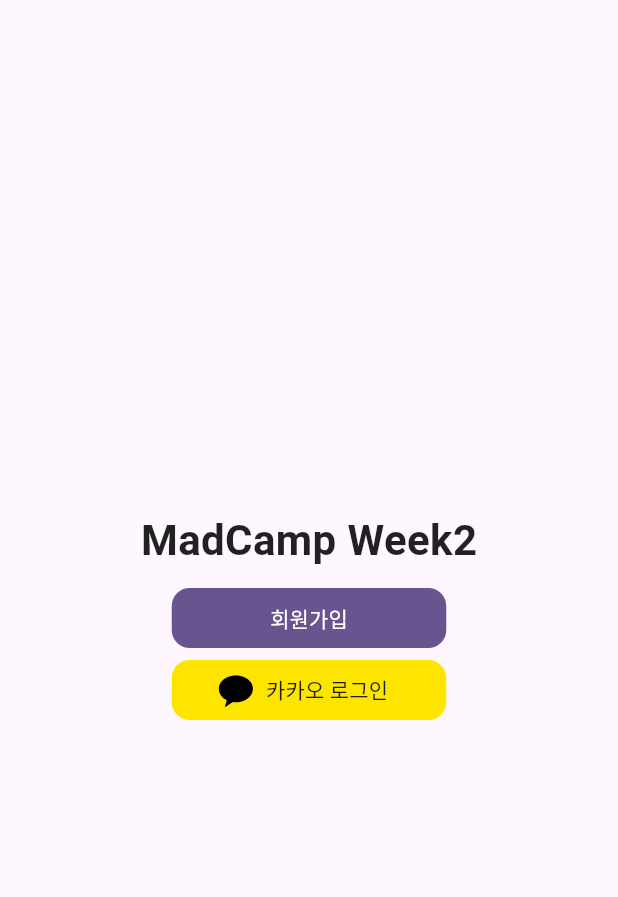
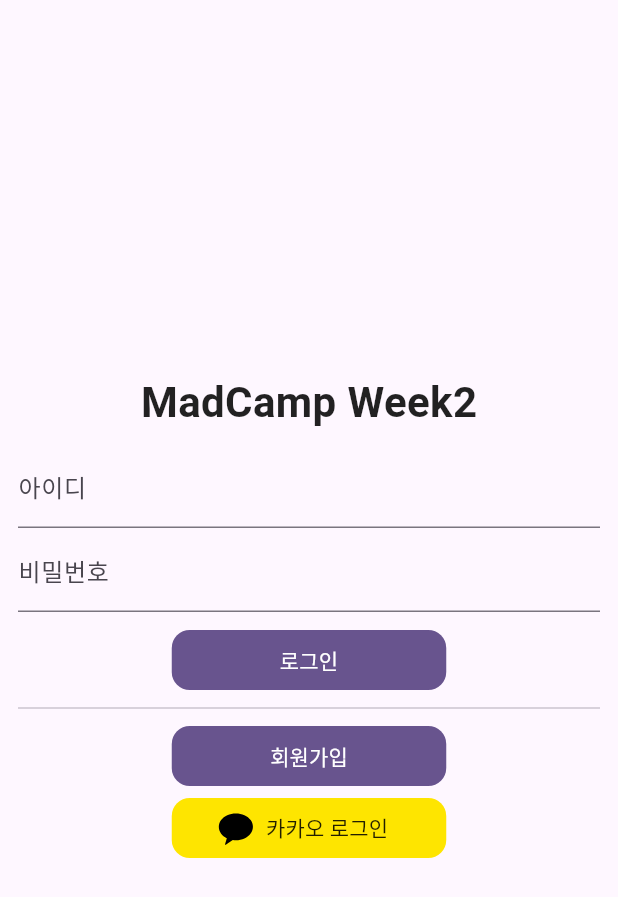
Before and after one commit to sanananan3/madweek2, a Flutter app: the screen it shows after launch, on a phone screen of 412 x 824 dp. Shown: the top 897 px of the screen. Run offline on Flutter 3.47's test engine with Material 3 defaults, Android fonts, the light colour scheme and no system bars; our stand-ins replace dio, flutter_dotenv, flutter_svg, google_fonts, retrofit; missing offline and left inert: kakao_flutter_sdk_user; generated files the repository leaves out were written again.

Commit message:
Implement login screen.

```diff
--- a/lib/main.dart
+++ b/lib/main.dart
@@ -1,4 +1,5 @@
 import 'package:flutter/material.dart';
+import 'package:flutter_dotenv/flutter_dotenv.dart';
 import 'package:google_fonts/google_fonts.dart';
 import 'package:kakao_flutter_sdk_user/kakao_flutter_sdk_user.dart';
 import 'package:madcamp_week2/models/user_data.dart';
@@ -7,7 +8,9 @@
 Future<void> main() async {
   WidgetsFlutterBinding.ensureInitialized();
 
-  KakaoSdk.init(nativeAppKey: 'ff40012eb08456c0dae539112ecd7297');
+  await dotenv.load();
+
+  KakaoSdk.init(nativeAppKey: dotenv.env['KAKAO_NATIVE_KEY']);
 
   runApp(const MyApp());
 }
--- a/lib/screens/login_screen.dart
+++ b/lib/screens/login_screen.dart
@@ -6,13 +6,27 @@
 import 'package:madcamp_week2/screens/register_screen.dart';
 import 'package:madcamp_week2/widgets/kakao_login_button.dart';
 
-class LoginScreen extends StatelessWidget {
+class LoginScreen extends StatefulWidget {
   const LoginScreen({super.key});
+
+  @override
+  State<LoginScreen> createState() => _LoginScreenState();
+}
+
+class _LoginScreenState extends State<LoginScreen> {
+  final _formKey = GlobalKey<FormState>();
+
+  String _id = '';
+  String _pw = '';
 
   @override
   Widget build(BuildContext context) {
     return Scaffold(
       body: Center(
+        child: SingleChildScrollView(
+          padding: const EdgeInsets.all(12),
+          child: Form(
+            key: _formKey,
             child: Column(
               mainAxisAlignment: MainAxisAlignment.center,
               children: [
@@ -24,6 +38,52 @@
                   ),
                 ),
                 const SizedBox(height: 8),
+                TextFormField(
+                  decoration: const InputDecoration(
+                    labelText: '아이디',
+                  ),
+                  validator: (value) {
+                    if (value == null || value.isEmpty) {
+                      return '아이디를 입력해주세요.';
+                    }
+
+                    if (value.length < 5) {
+                      return '5글자 이상 입력해주세요.';
+                    }
+                    return null;
+                  },
+                  onChanged: (value) => _id = value,
+                  textInputAction: TextInputAction.next,
+                ),
+                TextFormField(
+                  decoration: const InputDecoration(
+                    labelText: '비밀번호',
+                  ),
+                  obscureText: true,
+                  validator: (value) {
+                    if (value == null || value.isEmpty) {
+                      return '비밀번호를 입력해주세요.';
+                    }
+
+                    if (value.length < 8) {
+                      return '8글자 이상 입력해주세요.';
+                    }
+                    return null;
+                  },
+                  onChanged: (value) => _pw = value,
+                  textInputAction: TextInputAction.done,
+                ),
+                const SizedBox(height: 8),
+                FilledButton(
+                  onPressed: () {
+                    if (_formKey.currentState!.validate()) {}
+                  },
+                  style: FilledButton.styleFrom(
+                    fixedSize: const Size.fromWidth(183),
+                  ),
+                  child: const Text('로그인'),
+                ),
+                const Divider(),
                 FilledButton(
                   onPressed: () async {
                     await Navigator.push<void>(
@@ -42,6 +102,7 @@
                   onPressed: () async {
                     final user = await _loginWithKakaoTalk();
                     if (user == null) return;
+
                     if (!context.mounted) return;
 
                     await Navigator.push<void>(
@@ -56,6 +117,8 @@
                   },
                 ),
               ],
+            ),
+          ),
         ),
       ),
     );
--- a/pubspec.yaml
+++ b/pubspec.yaml
@@ -10,20 +10,24 @@
   dio: ^5.4.0
   flutter:
     sdk: flutter
+  flutter_dotenv: ^5.1.0
   flutter_svg: ^2.0.9
   google_fonts: ^6.1.0
   json_annotation: ^4.8.1
   kakao_flutter_sdk_user: ^1.8.0
+  retrofit: ^4.0.3
 
 dev_dependencies:
   build_runner: ^2.4.7
   flutter_test:
     sdk: flutter
   json_serializable: ^6.7.1
+  retrofit_generator: ^8.0.6
   very_good_analysis: ^5.1.0
 
 flutter:
   uses-material-design: true
 
   assets:
+    - .env
     - assets/
```
Also changed, not shown: lib/rest_client.dart (added, +33 -0 lines), lib/screens/additional_register_screen.dart (+27 -25 lines), lib/screens/register_screen.dart (+35 -13 lines), lib/rest_client.g.dart (added), pubspec.lock, 1 other file. Lines whose indentation alone changed are shown as unchanged.
